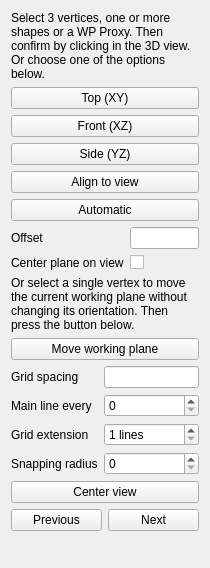
southseact-3d/fcd, file src/Mod/Draft/Resources/ui/TaskSelectPlane.ui: the form before one commit.
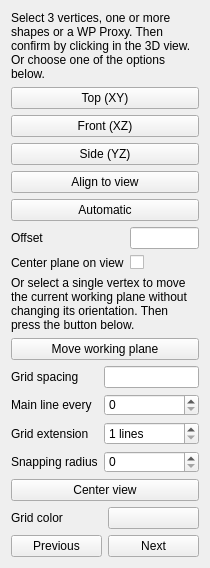
The form after the commit. Custom widgets are drawn as their Qt base class.

Commit message: Draft: Allow to change grid color in WP taskpanel

```diff
--- a/src/Mod/Draft/Resources/ui/TaskSelectPlane.ui
+++ b/src/Mod/Draft/Resources/ui/TaskSelectPlane.ui
@@ -243,6 +243,20 @@
      </property>
     </widget>
    </item>
+   <item>
+    <layout class="QGridLayout" name="gridLayout_4">
+     <item row="0" column="0">
+      <widget class="QLabel" name="label_9">
+       <property name="text">
+        <string>Grid color</string>
+       </property>
+      </widget>
+     </item>
+     <item row="0" column="1">
+      <widget class="Gui::ColorButton" name="buttonColor"/>
+     </item>
+    </layout>
+   </item>
    <item>
     <layout class="QGridLayout" name="gridLayout_3">
      <item row="0" column="0">
@@ -291,6 +305,11 @@
    <extends>QLineEdit</extends>
    <header>Gui/InputField.h</header>
   </customwidget>
+  <customwidget>
+   <class>Gui::ColorButton</class>
+   <extends>QPushButton</extends>
+   <header>Gui/Widgets.h</header>
+  </customwidget>
  </customwidgets>
  <resources/>
  <connections/>
```
The commit also changes 2 other files.
